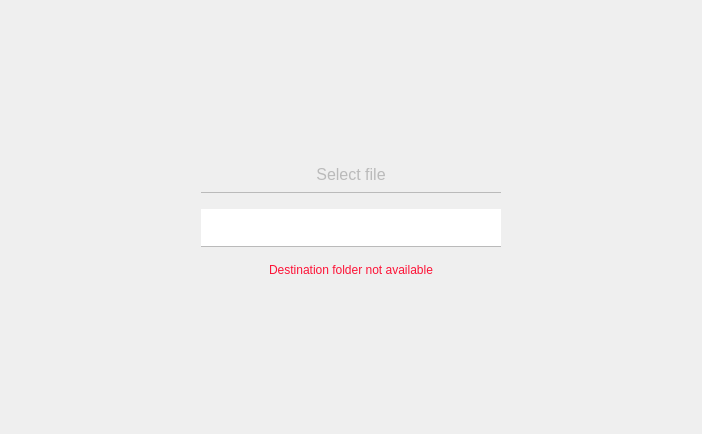
Old version of the form src/qt/veil/forms/settingsrestorefile.ui in the repository Veil-Project/veil.
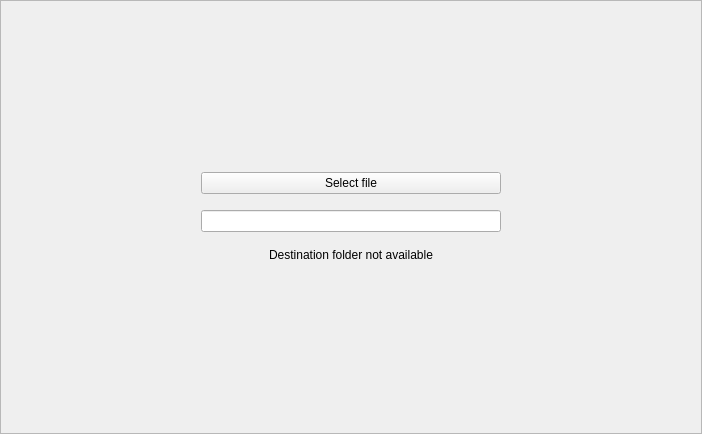
New version of the form.

What changed in the file:
```diff
--- a/src/qt/veil/forms/settingsrestorefile.ui
+++ b/src/qt/veil/forms/settingsrestorefile.ui
@@ -31,9 +31,6 @@
      <property name="autoFillBackground">
       <bool>false</bool>
      </property>
-     <property name="styleSheet">
-      <string notr="true">border:0;</string>
-     </property>
      <property name="frameShape">
       <enum>QFrame::StyledPanel</enum>
      </property>
@@ -74,13 +71,6 @@
         <property name="focusPolicy">
          <enum>Qt::NoFocus</enum>
         </property>
-        <property name="styleSheet">
-         <string notr="true">padding:8px;
-border:none;
-font-size:16px;
-border-bottom:1px solid #bababa;
-color:#bababa;</string>
-        </property>
         <property name="text">
          <string>Select file</string>
         </property>
@@ -116,13 +106,6 @@
           <height>16777215</height>
          </size>
         </property>
-        <property name="styleSheet">
-         <string notr="true">color:#bababa;
-padding:8px;
-border:none;
-font-size:16px;
-border-bottom:1px solid #bababa;</string>
-        </property>
         <property name="alignment">
          <set>Qt::AlignCenter</set>
         </property>
@@ -146,9 +129,6 @@
       </item>
       <item>
        <widget class="QLabel" name="errorMessage">
-        <property name="styleSheet">
-         <string notr="true">color:#fd1337;</string>
-        </property>
         <property name="text">
          <string>Destination folder not available</string>
         </property>
```
